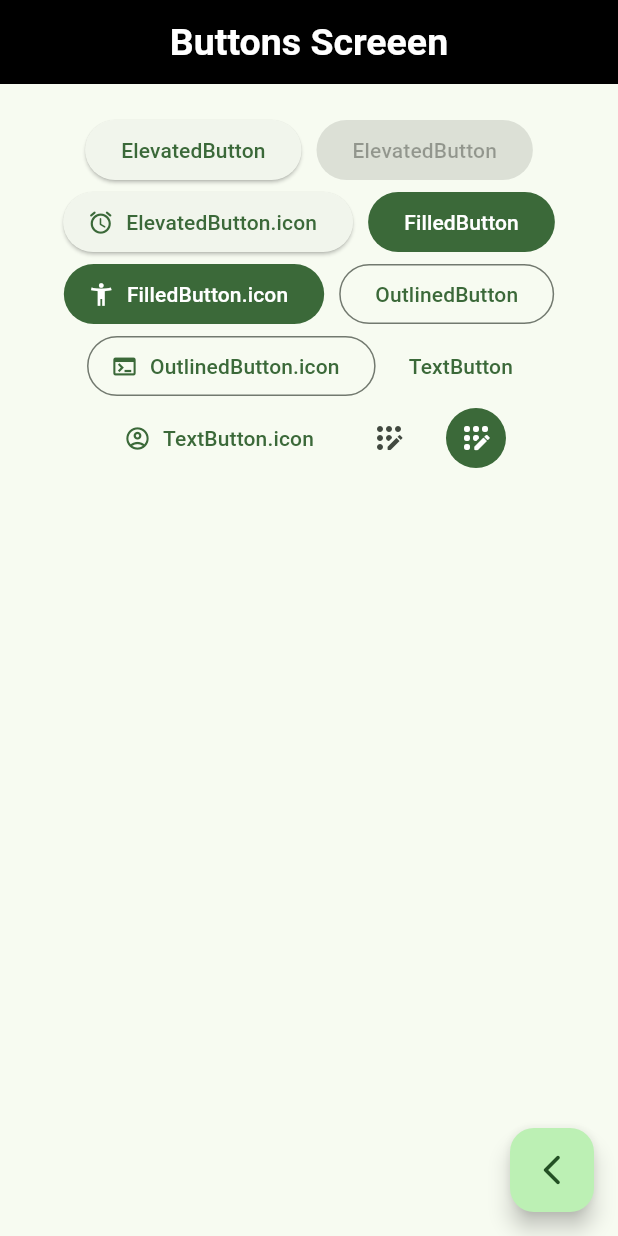
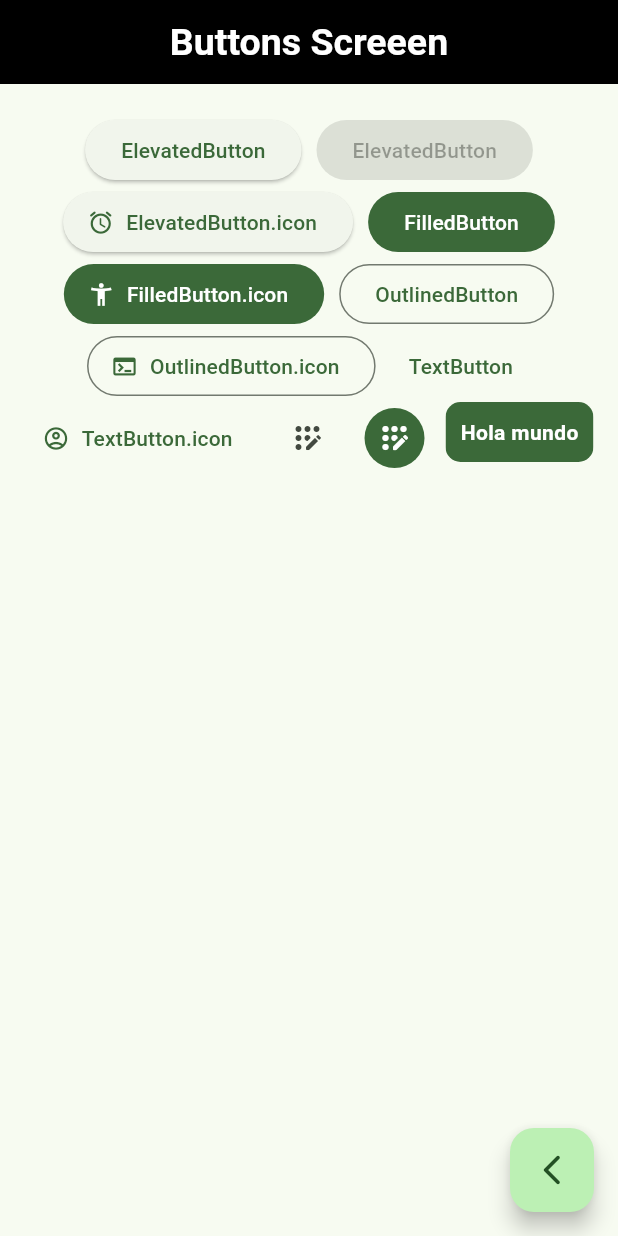
Before and after one commit to KeingCasabona/Example-Flutter-Dart-Section9-WidgetsApp, a Flutter app: the ButtonsScreen screen opened by its route, on a phone screen of 412 x 824 dp. Run offline on Flutter 3.47's test engine with Material 3 defaults, Android fonts, the phone set to English and light mode, and no system bars; our stand-ins replace go_router.

Commit message:
feat: Add custom button

```diff
--- a/lib/presentation/screens/buttons/buttons_screen.dart
+++ b/lib/presentation/screens/buttons/buttons_screen.dart
@@ -87,10 +87,39 @@ class _ButtonsView extends StatelessWidget {
                 backgroundColor: MaterialStatePropertyAll(colors.primary),
                 iconColor: MaterialStatePropertyAll(Colors.white),
               ),
-            )
+            ),
+            CustomButton(),
           ],
         ),
       ),
     );
   }
 }
+
+class CustomButton extends StatelessWidget {
+  const CustomButton({super.key});
+
+  @override
+  Widget build(BuildContext context) {
+    final colors = Theme.of(context).colorScheme;
+    return ClipRRect(
+      borderRadius: BorderRadius.circular(10),
+      child: Material(
+        color: colors.primary,
+        child: InkWell(
+          onTap: () {},
+          child: Padding(
+            padding: const EdgeInsets.symmetric(horizontal: 10, vertical: 10),
+            child: Text(
+              'Hola mundo',
+              style: TextStyle(
+                color: Colors.white,
+                fontWeight: FontWeight.bold,
+              ),
+            ),
+          ),
+        ),
+      ),
+    );
+  }
+}
```
